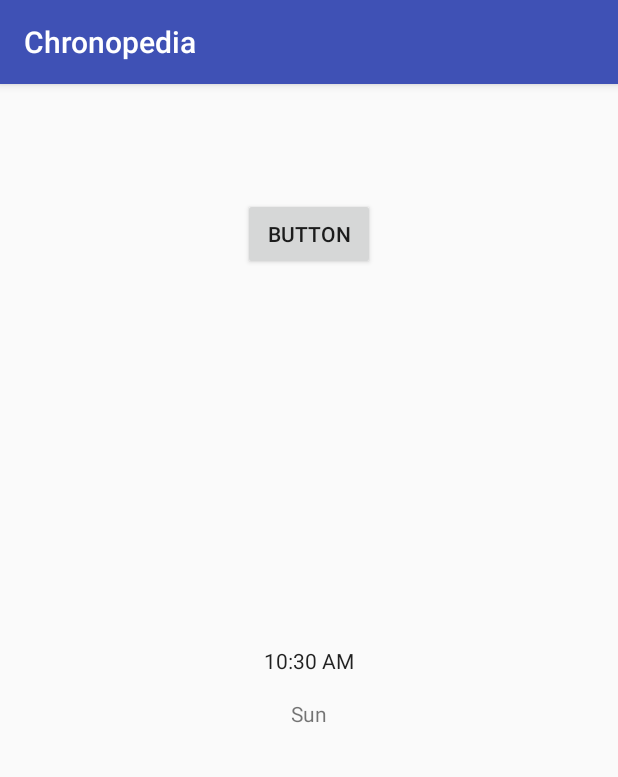
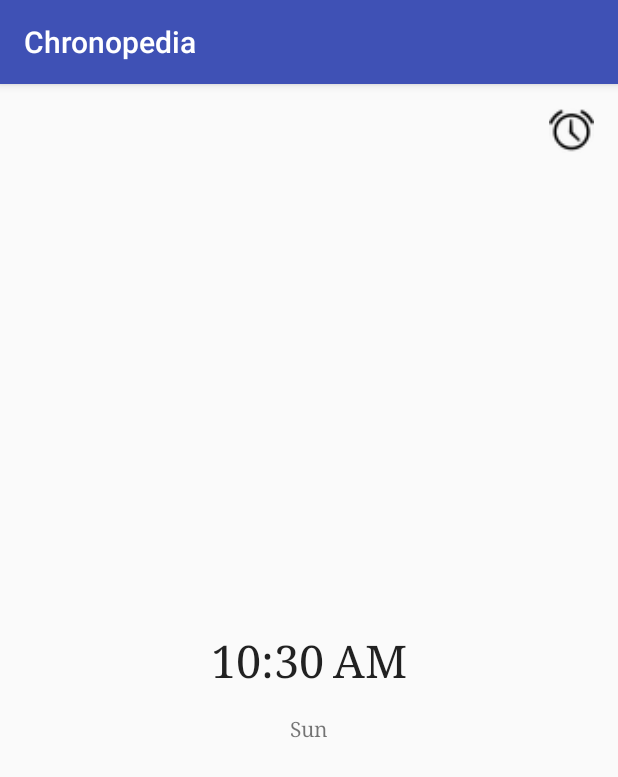
Before and after one commit to LuddeW/Chronopedia, an Android app: the screen it shows after launch (LandingActivity), on a phone screen of 412 x 824 dp. Shown: the top 777 px of the screen. Run offline under Robolectric (Android 15) with nearby library versions, the phone set to English and light mode, and no system bars; our stand-ins replace Volley.

Commit message:
Changed the layout of landingactivity

```diff
--- a/Chronopedia/app/src/main/res/layout/activity_landing.xml
+++ b/Chronopedia/app/src/main/res/layout/activity_landing.xml
@@ -10,30 +10,36 @@
         android:id="@+id/landingTextView"
         android:layout_width="wrap_content"
         android:layout_height="wrap_content"
-        android:text="Hello World!"
+        android:layout_marginBottom="-1dp"
+        android:layout_marginTop="16dp"
+        android:fontFamily="serif"
+        android:text="Weather"
         app:layout_constraintBottom_toBottomOf="parent"
         app:layout_constraintLeft_toLeftOf="parent"
         app:layout_constraintRight_toRightOf="parent"
-        android:layout_marginTop="16dp"
         app:layout_constraintTop_toBottomOf="@+id/landingTextClock"
-        android:layout_marginBottom="-1dp"
         app:layout_constraintVertical_bias="0.0" />
 
     <TextClock
         android:id="@+id/landingTextClock"
         android:layout_width="wrap_content"
         android:layout_height="wrap_content"
+        android:fontFamily="serif"
+        android:textSize="30sp"
+        app:layout_constraintBottom_toBottomOf="parent"
         app:layout_constraintLeft_toLeftOf="parent"
         app:layout_constraintRight_toRightOf="parent"
-        app:layout_constraintTop_toTopOf="parent"
-        app:layout_constraintBottom_toBottomOf="parent" />
+        app:layout_constraintTop_toTopOf="parent" />
 
     <Button
         android:id="@+id/landingButton"
-        android:layout_width="wrap_content"
-        android:layout_height="wrap_content"
-        android:layout_marginTop="76dp"
-        android:text="Button"
+        android:layout_width="30dp"
+        android:layout_height="30dp"
+        android:layout_marginRight="16dp"
+        android:layout_marginTop="16dp"
+        android:background="@android:drawable/ic_lock_idle_alarm"
+        android:backgroundTint="@android:color/black"
+        app:layout_constraintHorizontal_bias="1.0"
         app:layout_constraintLeft_toLeftOf="parent"
         app:layout_constraintRight_toRightOf="parent"
         app:layout_constraintTop_toTopOf="parent" />
```
